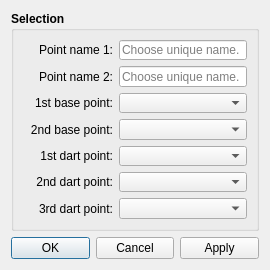
Old version of the form src/libs/vtools/dialogs/tools/dialogtruedarts.ui in the repository FashionFreedom/Seamly2D.
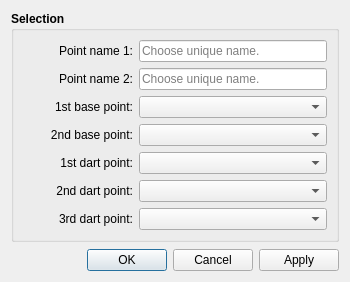
New version of the form. Icons and pictures are not drawn.

Diff of the .ui file:
```diff
--- a/src/libs/vtools/dialogs/tools/dialogtruedarts.ui
+++ b/src/libs/vtools/dialogs/tools/dialogtruedarts.ui
@@ -6,8 +6,8 @@
    <rect>
     <x>0</x>
     <y>0</y>
-    <width>270</width>
-    <height>270</height>
+    <width>350</width>
+    <height>282</height>
    </rect>
   </property>
   <property name="minimumSize">
@@ -63,7 +63,7 @@
           </property>
           <property name="minimumSize">
            <size>
-            <width>90</width>
+            <width>110</width>
             <height>0</height>
            </size>
           </property>
@@ -107,7 +107,7 @@
          <widget class="QLabel" name="labelSecondNewDartPoint">
           <property name="minimumSize">
            <size>
-            <width>90</width>
+            <width>110</width>
             <height>0</height>
            </size>
           </property>
@@ -157,7 +157,7 @@
           </property>
           <property name="minimumSize">
            <size>
-            <width>90</width>
+            <width>110</width>
             <height>0</height>
            </size>
           </property>
@@ -207,7 +207,7 @@
           </property>
           <property name="minimumSize">
            <size>
-            <width>90</width>
+            <width>110</width>
             <height>0</height>
            </size>
           </property>
@@ -257,7 +257,7 @@
           </property>
           <property name="minimumSize">
            <size>
-            <width>90</width>
+            <width>110</width>
             <height>0</height>
            </size>
           </property>
@@ -301,7 +301,7 @@
          <widget class="QLabel" name="labelSecondDartPoint">
           <property name="minimumSize">
            <size>
-            <width>90</width>
+            <width>110</width>
             <height>0</height>
            </size>
           </property>
@@ -351,7 +351,7 @@
          <widget class="QLabel" name="labelThirdDartPoint">
           <property name="minimumSize">
            <size>
-            <width>90</width>
+            <width>110</width>
             <height>0</height>
            </size>
           </property>
```
